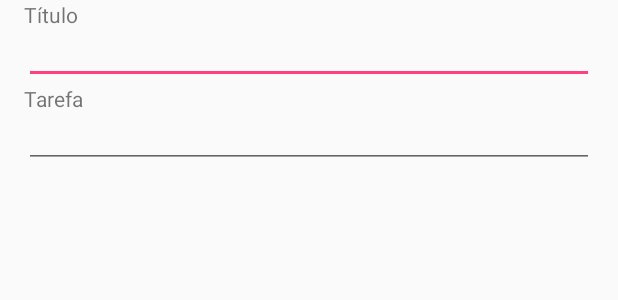
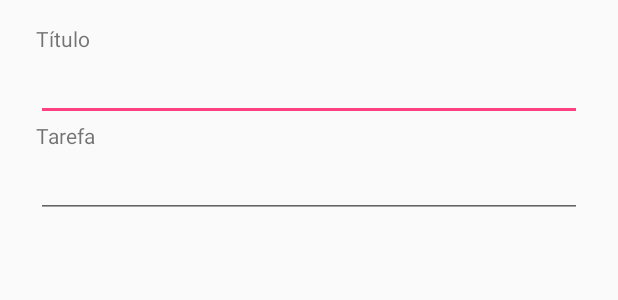
Before and after one commit to thatfiredev/AndroidArchitectureComponents, an Android app: the layout dialog_tarefa.xml on its own in the app's theme, with its tools: preview values and no code run, on a phone screen of 412 x 824 dp. Shown: the top 300 px of the screen. Run offline under Robolectric (Android 15) with nearby library versions, the phone set to English and light mode, and no system bars.

Commit message:
Improved dialog_tarefa layout Added margins and changed the EditText's inputType for better user experience.

```diff
--- a/app/build.gradle
+++ b/app/build.gradle
@@ -8,6 +8,7 @@ android {
         targetSdkVersion 27
         versionCode 1
         versionName "1.0"
+        vectorDrawables.useSupportLibrary = true
     }
     buildTypes {
         release {
--- a/app/src/main/res/layout/dialog_tarefa.xml
+++ b/app/src/main/res/layout/dialog_tarefa.xml
@@ -1,7 +1,12 @@
 <?xml version="1.0" encoding="utf-8"?>
 <!-- Dialog used to add an existing account-->
 <LinearLayout xmlns:android="http://schemas.android.com/apk/res/android"
-    android:orientation="vertical" android:layout_width="match_parent"
+    android:orientation="vertical"
+    android:paddingLeft="24dp"
+    android:paddingRight="24dp"
+    android:paddingTop="16dp"
+    android:paddingBottom="8dp"
+    android:layout_width="match_parent"
     android:layout_height="match_parent">
 
     <TextView
@@ -9,26 +14,18 @@
         android:layout_height="wrap_content"
         android:textAppearance="?android:attr/textAppearanceSmall"
         android:text="@string/titulo"
-        android:layout_marginLeft="16dp"
-        android:layout_marginRight="16dp"
         />
 
     <EditText
         android:id="@+id/txtTitulo"
         android:layout_width="match_parent"
         android:layout_height="wrap_content"
-        android:inputType="textShortMessage"
-        android:ems="10"
-        android:padding="6dp"
-        android:layout_marginLeft="16dp"
-        android:layout_marginRight="16dp"
+        android:inputType="textCapSentences"
         android:layout_gravity="center_horizontal"/>
 
     <TextView
         android:layout_width="wrap_content"
         android:layout_height="wrap_content"
-        android:layout_marginLeft="16dp"
-        android:layout_marginRight="16dp"
         android:textAppearance="?android:attr/textAppearanceSmall"
         android:text="@string/tarefa"/>
 
@@ -36,9 +33,7 @@
         android:id="@+id/txtTarefa"
         android:layout_width="match_parent"
         android:layout_height="wrap_content"
-        android:inputType="textLongMessage"
-        android:padding="6dp"
-        android:layout_marginLeft="16dp"
-        android:layout_marginRight="16dp"
+        android:inputType="textMultiLine|textCapSentences"
+        android:maxLines="4"
         android:layout_gravity="center_horizontal" />
 </LinearLayout>
```
